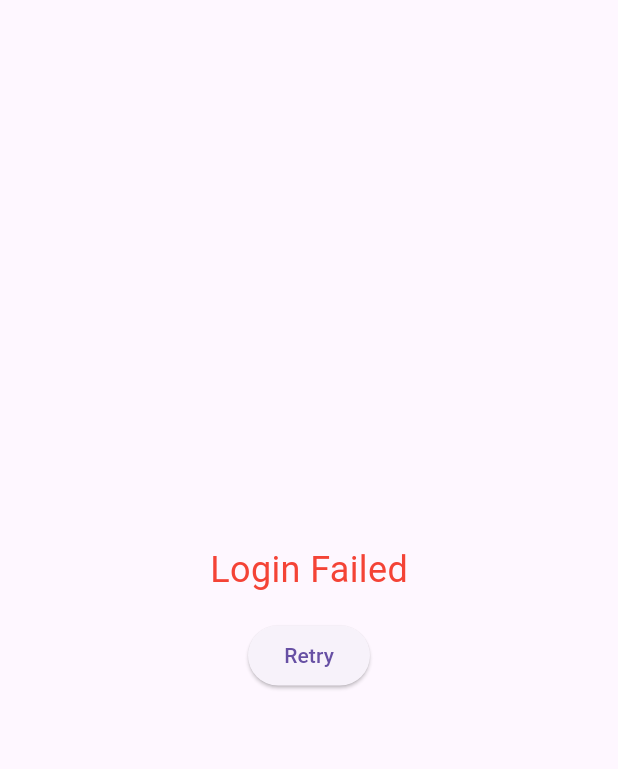
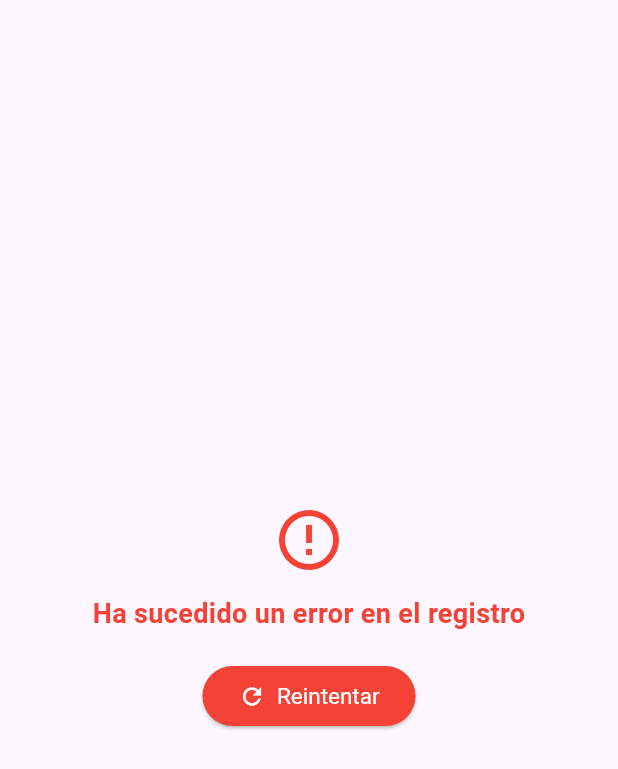
Before and after one commit to JuanCaballero09/flutter_bloc_app, a Flutter app: the FailedWidget widget shown alone on an empty page, opened directly, on a phone screen of 412 x 824 dp. Shown: the top 769 px of the screen. Run offline on Flutter 3.47's test engine with Material 3 defaults, Android fonts, the phone set to English and light mode, and no system bars; our stand-ins replace bloc, equatable, flutter_bloc.

Commit message:
update app2 login

```diff
--- a/app_test2/lib/features/login/bloc/login_state.dart
+++ b/app_test2/lib/features/login/bloc/login_state.dart
@@ -13,4 +13,10 @@ final class LoginLoading extends LoginState {}
 
 final class LoginFailed extends LoginState {}
 
-final class LoginSuccess extends LoginState {}
+final class LoginSuccess extends LoginState {
+  final String nombre;
+  const LoginSuccess(this.nombre);
+
+  @override
+  List<Object> get props => [nombre];
+}
--- a/app_test2/lib/features/login/login_container.dart
+++ b/app_test2/lib/features/login/login_container.dart
@@ -18,7 +18,7 @@ class LoginContainer extends StatelessWidget {
       listener: (context, state) {
         if (state is LoginSuccess) {
           Navigator.of(context).pushReplacement(
-            MaterialPageRoute(builder: (context) => HomeView())
+            MaterialPageRoute(builder: (_) => HomeView(nombre: state.nombre,))
           );
         }
       },
--- a/app_test2/lib/features/login/widgets/failed_widget.dart
+++ b/app_test2/lib/features/login/widgets/failed_widget.dart
@@ -10,18 +10,36 @@ class FailedWidget extends StatelessWidget {
   Widget build(BuildContext context) {
     return Center(
       child: Column(
-        mainAxisAlignment: MainAxisAlignment.center,
+        mainAxisSize: MainAxisSize.min,
         children: [
+          Icon(
+            Icons.error_outline,
+            color: Colors.red,
+            size: 48,
+          ),
+          const SizedBox(height: 12),
           Text(
-            'Login Failed',
-            style: TextStyle(fontSize: 24, color: Colors.red),
+            'Ha sucedido un error en el registro',
+            style: TextStyle(
+              fontSize: 18,
+              color: Colors.red,
+              fontWeight: FontWeight.w600,
+            ),
+            textAlign: TextAlign.center,
           ),
-          SizedBox(height: 16),
-          ElevatedButton(
+          const SizedBox(height: 18),
+          ElevatedButton.icon(
             onPressed: () {
               context.read<LoginBloc>().add(LoginRetryEvent());
             },
-            child: Text('Retry'),
+            icon: Icon(Icons.refresh),
+            label: Text('Reintentar'),
+            style: ElevatedButton.styleFrom(
+              backgroundColor: Colors.red,
+              foregroundColor: Colors.white,
+              padding: const EdgeInsets.symmetric(horizontal: 24, vertical: 10),
+              textStyle: const TextStyle(fontSize: 15),
+            ),
           ),
         ],
       ),
--- a/app_test2/lib/features/login/widgets/initial_widget.dart
+++ b/app_test2/lib/features/login/widgets/initial_widget.dart
@@ -82,6 +82,12 @@ class InitialWidget extends StatelessWidget {
                     );
                     return;
                   }
+                  if (cedulaText.length < 8 || nombre.length < 3){
+                    ScaffoldMessenger.of(context).showSnackBar(
+                      SnackBar(content: Text("Por favor ingrese datos validos"))
+                    );
+                    return;
+                  }
                   final cedula = int.tryParse(cedulaText) ?? 0;
                   context.read<LoginBloc>().add(CreateUserEvent(cedula: cedula, nombre: nombre));
                 },
--- a/app_test2/pubspec.yaml
+++ b/app_test2/pubspec.yaml
@@ -54,7 +54,8 @@ dev_dependencies:
 
 # The following section is specific to Flutter packages.
 flutter:
-
+  assets:
+    - assets/images/
   # The following line ensures that the Material Icons font is
   # included with your application, so that you can use the icons in
   # the material Icons class.
```
Also changed, not shown: app_test2/lib/features/homeInfo/homeInfo_container.dart (+14 -0 lines), app_test2/lib/features/login/bloc/login_bloc.dart (+2 -6 lines), app_test2/lib/features/login/widgets/loading_widget.dart (+9 -2 lines), app_test2/lib/views/home.dart (+15 -9 lines), app_test2/assets/images/carro-onix-hatchback.png (added).
